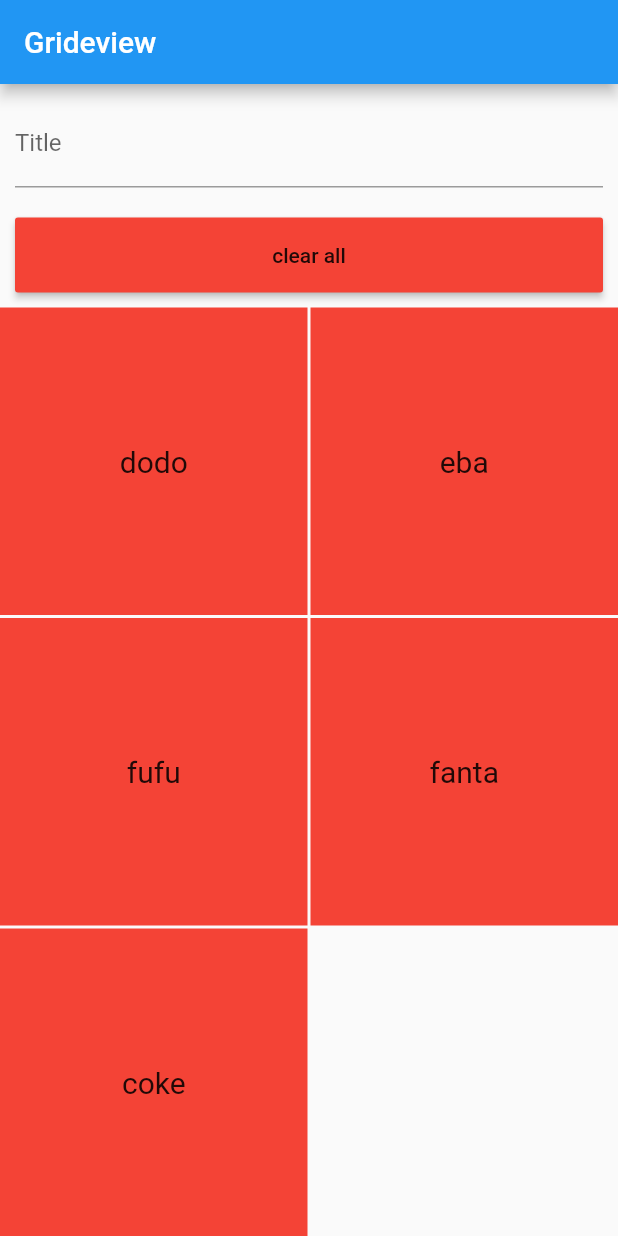
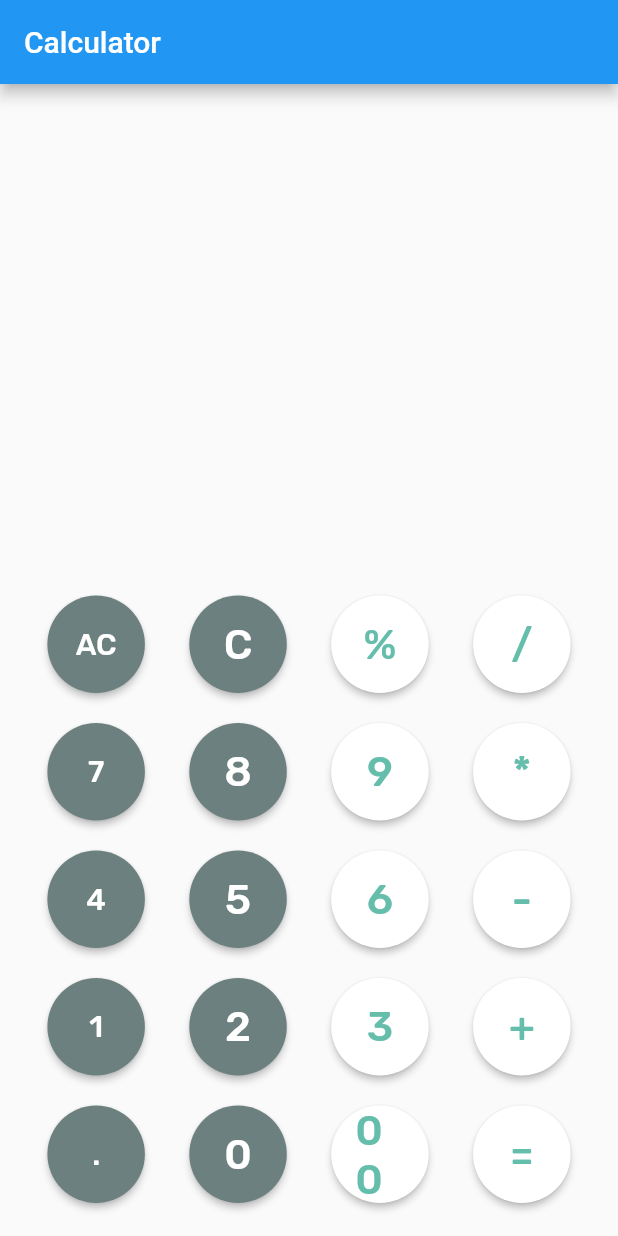
Before and after one commit to theclassical-dev/flutter_firstapp, a Flutter app: the screen it shows after launch, on a phone screen of 412 x 824 dp. Run offline on Flutter 3.47's test engine with Material 2 defaults, Android fonts, the phone set to English and light mode, and no system bars; our stand-ins replace google_fonts.

Commit message:
calculator app design

```diff
--- /dev/null
+++ b/lib/calculator.dart
@@ -0,0 +1,175 @@
+import 'package:flutter/material.dart';
+
+import './widgets/CalButton.dart';
+
+class Calculator extends StatefulWidget {
+  const Calculator({Key key}) : super(key: key);
+  @override
+  _CalculatorState createState() => _CalculatorState();
+}
+
+class _CalculatorState extends State<Calculator> {
+  String _history = '';
+  String _expression = '';
+  @override
+  Widget build(BuildContext context) {
+    return Scaffold(
+        appBar: AppBar(
+          title: Text('Calculator'),
+        ),
+        body: Container(
+          padding: EdgeInsets.all(12),
+          child: Column(
+              mainAxisAlignment: MainAxisAlignment.end,
+              children: <Widget>[
+                Container(
+                  child: Padding(
+                    padding: const EdgeInsets.only(right: 12),
+                    child: Text(
+                      _history,
+                      style: TextStyle(
+                        fontSize: 20,
+                        color: Color(0xFF545F61),
+                      ),
+                    ),
+                  ),
+                  alignment: Alignment(1.0, 1.0),
+                ),
+                Container(
+                  child: Padding(
+                    padding: const EdgeInsets.only(right: 12),
+                    child: Text(
+                      _expression,
+                      style: TextStyle(
+                        fontSize: 20,
+                        color: Color(0xFF545F61),
+                      ),
+                    ),
+                  ),
+                  alignment: Alignment(1.0, 1.0),
+                ),
+                SizedBox(height: 40),
+                Row(
+                  mainAxisAlignment: MainAxisAlignment.spaceEvenly,
+                  children: <Widget>[
+                    CalButton(
+                      text: 'AC',
+                      fillColor: 0xFF6C807F,
+                      textSize: 20,
+                    ),
+                    CalButton(
+                      text: 'C',
+                      fillColor: 0xFF6C807F,
+                    ),
+                    CalButton(
+                      text: '%',
+                      fillColor: 0xFFFFFFFF,
+                      textColor: 0xFF65BDAC,
+                    ),
+                    CalButton(
+                      text: '/',
+                      fillColor: 0xFFFFFFFF,
+                      textColor: 0xFF65BDAC,
+                    ),
+                  ],
+                ),
+                Row(
+                  mainAxisAlignment: MainAxisAlignment.spaceEvenly,
+                  children: <Widget>[
+                    CalButton(
+                      text: '7',
+                      fillColor: 0xFF6C807F,
+                      textSize: 20,
+                    ),
+                    CalButton(
+                      text: '8',
+                      fillColor: 0xFF6C807F,
+                    ),
+                    CalButton(
+                      text: '9',
+                      fillColor: 0xFFFFFFFF,
+                      textColor: 0xFF65BDAC,
+                    ),
+                    CalButton(
+                      text: '*',
+                      fillColor: 0xFFFFFFFF,
+                      textColor: 0xFF65BDAC,
+                    ),
+                  ],
+                ),
+                Row(
+                  mainAxisAlignment: MainAxisAlignment.spaceEvenly,
+                  children: <Widget>[
+                    CalButton(
+                      text: '4',
+                      fillColor: 0xFF6C807F,
+                      textSize: 20,
+                    ),
+                    CalButton(
+                      text: '5',
+                      fillColor: 0xFF6C807F,
+                    ),
+                    CalButton(
+                      text: '6',
+                      fillColor: 0xFFFFFFFF,
+                      textColor: 0xFF65BDAC,
+                    ),
+                    CalButton(
+                      text: '-',
+                      fillColor: 0xFFFFFFFF,
+                      textColor: 0xFF65BDAC,
+                    ),
+                  ],
+                ),
+                Row(
+                  mainAxisAlignment: MainAxisAlignment.spaceEvenly,
+                  children: <Widget>[
+                    CalButton(
+                      text: '1',
+                      fillColor: 0xFF6C807F,
+                      textSize: 20,
+                    ),
+                    CalButton(
+                      text: '2',
+                      fillColor: 0xFF6C807F,
+                    ),
+                    CalButton(
+                      text: '3',
+                      fillColor: 0xFFFFFFFF,
+                      textColor: 0xFF65BDAC,
+                    ),
+                    CalButton(
+                      text: '+',
+                      fillColor: 0xFFFFFFFF,
+                      textColor: 0xFF65BDAC,
+                    ),
+                  ],
+                ),
+                Row(
+                  mainAxisAlignment: MainAxisAlignment.spaceEvenly,
+                  children: <Widget>[
+                    CalButton(
+                      text: '.',
+                      fillColor: 0xFF6C807F,
+                      textSize: 20,
+                    ),
+                    CalButton(
+                      text: '0',
+                      fillColor: 0xFF6C807F,
+                    ),
+                    CalButton(
+                      text: '00',
+                      fillColor: 0xFFFFFFFF,
+                      textColor: 0xFF65BDAC,
+                    ),
+                    CalButton(
+                      text: '=',
+                      fillColor: 0xFFFFFFFF,
+                      textColor: 0xFF65BDAC,
+                    ),
+                  ],
+                ),
+              ]),
+        ));
+  }
+}
--- a/lib/main.dart
+++ b/lib/main.dart
@@ -6,7 +6,8 @@ import 'package:flutter/material.dart';
 // import 'package:firstapp/greaternumber.dart';
 // import 'package:firstapp/todolist.dart';
 // import 'package:firstapp/order.dart';
-import 'package:firstapp/gridview.dart';
+// import 'package:firstapp/gridview.dart';
+import 'package:firstapp/calculator.dart';
 
 void main() {
   runApp(MyApp());
@@ -34,7 +35,7 @@ class MyApp extends StatelessWidget {
         // closer together (more dense) than on mobile platforms.
         visualDensity: VisualDensity.adaptivePlatformDensity,
       ),
-      home: Gridview(),
+      home: Calculator(),
     );
   }
 }
--- /dev/null
+++ b/lib/widgets/calButton.dart
@@ -0,0 +1,48 @@
+import 'package:flutter/material.dart';
+import 'package:google_fonts/google_fonts.dart';
+
+class CalButton extends StatelessWidget {
+  final String text;
+  final int fillColor;
+  final int textColor;
+  final double textSize;
+  final Function callback;
+
+  const CalButton({
+    Key key,
+    this.text,
+    this.fillColor,
+    this.textColor = 0xFFFFFFFF,
+    this.textSize = 28,
+    this.callback,
+  }) : super(key: key);
+
+  @override
+  Widget build(BuildContext context) {
+    return Container(
+      margin: EdgeInsets.all(10),
+      child: SizedBox(
+        width: 65,
+        height: 65,
+        child: MaterialButton(
+          shape: RoundedRectangleBorder(
+            borderRadius: BorderRadius.circular(50.0),
+          ),
+          onPressed: () {
+            callback(text);
+          },
+          child: Text(
+            text,
+            style: GoogleFonts.rubik(
+              textStyle: TextStyle(
+                fontSize: textSize,
+              ),
+            ),
+          ),
+          color: fillColor != null ? Color(fillColor) : null,
+          textColor: Color(textColor),
+        ),
+      ),
+    );
+  }
+}
--- a/pubspec.yaml
+++ b/pubspec.yaml
@@ -23,6 +23,7 @@ environment:
 dependencies:
 
   path_provider: ^1.6.27
+  google_fonts: ^1.1.2
   flutter:
     sdk: flutter
 
```
Also changed, not shown: pubspec.lock.
